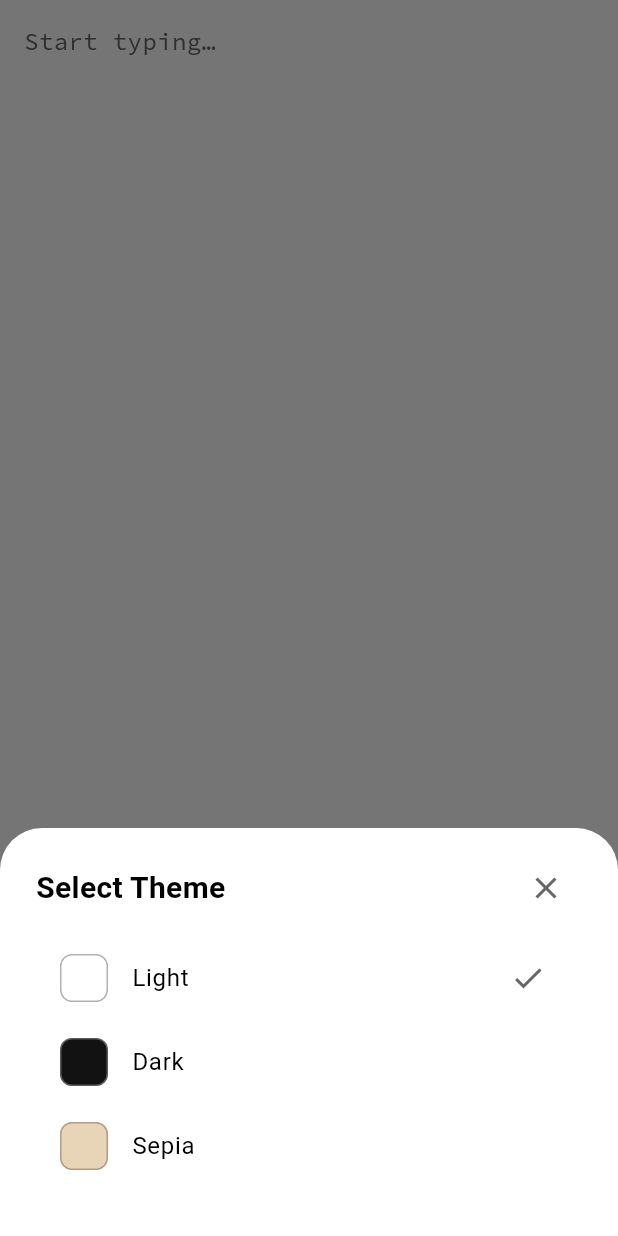
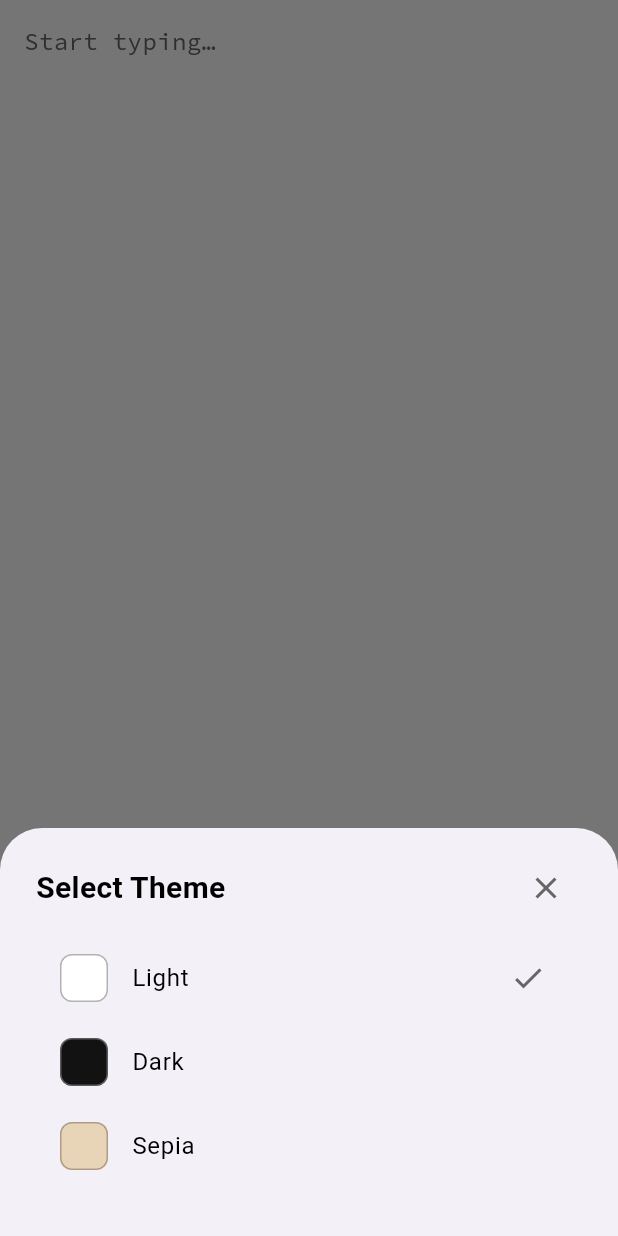
Before and after one commit to XeroIP/rolling-text, a Flutter app: the screen it shows after launch, item 2 of the bottom bar chosen, on a phone screen of 412 x 824 dp. Run offline on Flutter 3.47's test engine with Material 3 defaults, Android fonts, the phone set to English and light mode, and no system bars; our stand-ins replace google_fonts, package_info_plus, shared_preferences.

Commit message:
fix: give bottom sheets a visible edge in every theme
themeDataFor() sets colorScheme.surface to the editor background, so
Material resolved the same colour for bottom sheets and every sheet
blended into the page behind it. This affected all three themes, not just
dark: light sheets painted #FFFFFF on #FFFFFF and sepia #E8D5B8 on
#E8D5B8.

Adds sheetBackground to the palette and wires it through
BottomSheetThemeData, so the correction lives with the other theme data
and applies to every sheet without per-call-site arguments.

Also pumps the real themeDataFor theme in widget tests. The previous
harness used a bare MaterialApp, which silently supplied Flutter's default
light theme and could not have caught this.

Refs #27

Co-Authored-By: Claude Opus 5 <noreply@anthropic.com>

```diff
--- a/lib/theme/app_theme.dart
+++ b/lib/theme/app_theme.dart
@@ -24,6 +24,10 @@ extension AppThemeExtension on AppTheme {
 
 class AppColors {
   final Color background;
+
+  /// Surface for bottom sheets. Must differ from [background] so a sheet has a
+  /// visible edge against the editor behind it.
+  final Color sheetBackground;
   final Color text;
   final Color textSecondary;
   final Color buttonBackground;
@@ -31,6 +35,7 @@ class AppColors {
 
   const AppColors({
     required this.background,
+    required this.sheetBackground,
     required this.text,
     required this.textSecondary,
     required this.buttonBackground,
@@ -40,6 +45,7 @@ class AppColors {
 
 const lightColors = AppColors(
   background: Color(0xFFFFFFFF),
+  sheetBackground: Color(0xFFF4F0F7),
   text: Color(0xFF000000),
   textSecondary: Color(0xFF666666),
   buttonBackground: Color(0xFFE8DEF8),
@@ -48,6 +54,7 @@ const lightColors = AppColors(
 
 const darkColors = AppColors(
   background: Color(0xFF121212),
+  sheetBackground: Color(0xFF1E1E1E),
   text: Color(0xFFFFFFFF),
   textSecondary: Color(0xFFB0B0B0),
   buttonBackground: Color(0xFF2C2C2C),
@@ -56,6 +63,7 @@ const darkColors = AppColors(
 
 const sepiaColors = AppColors(
   background: Color(0xFFE8D5B8),
+  sheetBackground: Color(0xFFF2E4CE),
   text: Color(0xFF2C1810),
   textSecondary: Color(0xFF4E342E),
   buttonBackground: Color(0xFFC9AD88),
@@ -89,6 +97,9 @@ ThemeData themeDataFor(AppTheme theme) {
       onSurface: colors.text,
       onSurfaceVariant: colors.textSecondary,
     ),
+    bottomSheetTheme: BottomSheetThemeData(
+      backgroundColor: colors.sheetBackground,
+    ),
     dialogTheme: DialogThemeData(
       backgroundColor: colors.background,
       titleTextStyle: TextStyle(
```
Also changed, not shown: 1 other file.
